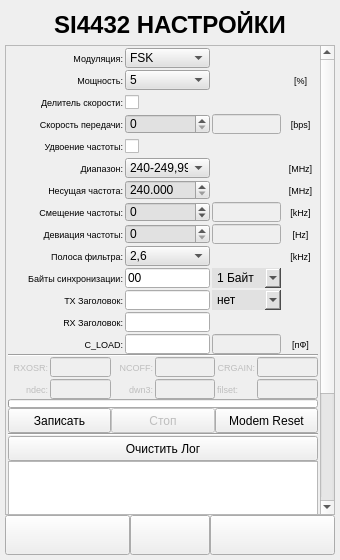
First picture: the form in ANDROID_FORMS/si4432_settings_form.ui, repository DavidSiegman/PLC_RF_Configurator, before the edit.
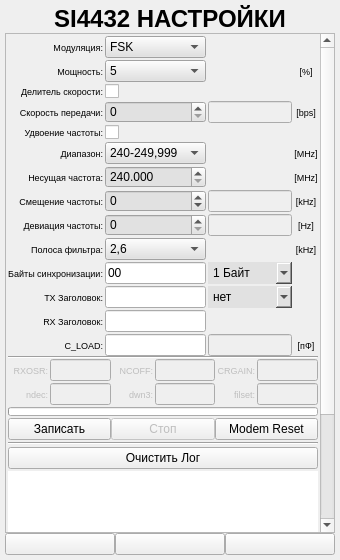
Second picture: the form after the edit. Icons and pictures are not drawn.

```diff
--- a/ANDROID_FORMS/si4432_settings_form.ui
+++ b/ANDROID_FORMS/si4432_settings_form.ui
@@ -35,7 +35,7 @@
       <number>0</number>
      </property>
      <item>
-      <widget class="QLabel" name="label_2">
+      <widget class="QLabel" name="label_1">
        <property name="sizePolicy">
         <sizepolicy hsizetype="Expanding" vsizetype="Minimum">
          <horstretch>0</horstretch>
@@ -45,7 +45,7 @@
        <property name="minimumSize">
         <size>
          <width>0</width>
-         <height>40</height>
+         <height>0</height>
         </size>
        </property>
        <property name="font">
@@ -78,14 +78,14 @@
       <property name="geometry">
        <rect>
         <x>0</x>
-        <y>-159</y>
+        <y>0</y>
         <width>311</width>
-        <height>623</height>
+        <height>647</height>
        </rect>
       </property>
       <layout class="QVBoxLayout" name="verticalLayout">
        <property name="spacing">
-        <number>0</number>
+        <number>2</number>
        </property>
        <property name="leftMargin">
         <number>2</number>
@@ -125,15 +125,15 @@
             <item row="4" column="0">
              <widget class="QLabel" name="label_51">
               <property name="sizePolicy">
-               <sizepolicy hsizetype="Maximum" vsizetype="Minimum">
+               <sizepolicy hsizetype="Expanding" vsizetype="Minimum">
                 <horstretch>0</horstretch>
                 <verstretch>0</verstretch>
                </sizepolicy>
               </property>
               <property name="minimumSize">
                <size>
-                <width>115</width>
-                <height>20</height>
+                <width>0</width>
+                <height>0</height>
                </size>
               </property>
               <property name="maximumSize">
@@ -169,8 +169,8 @@
               </property>
               <property name="minimumSize">
                <size>
-                <width>85</width>
-                <height>20</height>
+                <width>0</width>
+                <height>0</height>
                </size>
               </property>
               <property name="maximumSize">
@@ -202,8 +202,8 @@
               </property>
               <property name="minimumSize">
                <size>
-                <width>85</width>
-                <height>20</height>
+                <width>0</width>
+                <height>0</height>
                </size>
               </property>
               <property name="maximumSize">
@@ -228,15 +228,15 @@
             <item row="12" column="0">
              <widget class="QLabel" name="label_90">
               <property name="sizePolicy">
-               <sizepolicy hsizetype="Maximum" vsizetype="Minimum">
+               <sizepolicy hsizetype="Expanding" vsizetype="Minimum">
                 <horstretch>0</horstretch>
                 <verstretch>0</verstretch>
                </sizepolicy>
               </property>
               <property name="minimumSize">
                <size>
-                <width>115</width>
-                <height>20</height>
+                <width>0</width>
+                <height>0</height>
                </size>
               </property>
               <property name="maximumSize">
@@ -265,15 +265,15 @@
             <item row="10" column="2">
              <widget class="QComboBox" name="SNW_N">
               <property name="sizePolicy">
-               <sizepolicy hsizetype="Minimum" vsizetype="Minimum">
+               <sizepolicy hsizetype="Expanding" vsizetype="Minimum">
                 <horstretch>0</horstretch>
                 <verstretch>0</verstretch>
                </sizepolicy>
               </property>
               <property name="minimumSize">
                <size>
-                <width>55</width>
-                <height>20</height>
+                <width>0</width>
+                <height>0</height>
                </size>
               </property>
               <property name="maximumSize">
@@ -329,8 +329,8 @@
               </property>
               <property name="minimumSize">
                <size>
-                <width>85</width>
-                <height>20</height>
+                <width>0</width>
+                <height>0</height>
                </size>
               </property>
               <property name="maximumSize">
@@ -355,15 +355,15 @@
             <item row="11" column="2">
              <widget class="QComboBox" name="HEAD_N">
               <property name="sizePolicy">
-               <sizepolicy hsizetype="Minimum" vsizetype="Minimum">
+               <sizepolicy hsizetype="Expanding" vsizetype="Minimum">
                 <horstretch>0</horstretch>
                 <verstretch>0</verstretch>
                </sizepolicy>
               </property>
               <property name="minimumSize">
                <size>
-                <width>55</width>
-                <height>20</height>
+                <width>0</width>
+                <height>0</height>
                </size>
               </property>
               <property name="maximumSize">
@@ -414,15 +414,15 @@
             <item row="6" column="0">
              <widget class="QLabel" name="label_66">
               <property name="sizePolicy">
-               <sizepolicy hsizetype="Maximum" vsizetype="Minimum">
+               <sizepolicy hsizetype="Expanding" vsizetype="Minimum">
                 <horstretch>0</horstretch>
                 <verstretch>0</verstretch>
                </sizepolicy>
               </property>
               <property name="minimumSize">
                <size>
-                <width>115</width>
-                <height>20</height>
+                <width>0</width>
+                <height>0</height>
                </size>
               </property>
               <property name="maximumSize">
@@ -449,17 +449,17 @@
              </widget>
             </item>
             <item row="0" column="0">
-             <widget class="QLabel" name="label_43">
+             <widget class="QLabel" name="label_2">
               <property name="sizePolicy">
-               <sizepolicy hsizetype="Maximum" vsizetype="Minimum">
+               <sizepolicy hsizetype="Expanding" vsizetype="Minimum">
                 <horstretch>0</horstretch>
                 <verstretch>0</verstretch>
                </sizepolicy>
               </property>
               <property name="minimumSize">
                <size>
-                <width>115</width>
-                <height>20</height>
+                <width>0</width>
+                <height>0</height>
                </size>
               </property>
               <property name="maximumSize">
@@ -488,15 +488,15 @@
             <item row="8" column="0">
              <widget class="QLabel" name="label_80">
               <property name="sizePolicy">
-               <sizepolicy hsizetype="Maximum" vsizetype="Minimum">
+               <sizepolicy hsizetype="Expanding" vsizetype="Minimum">
                 <horstretch>0</horstretch>
                 <verstretch>0</verstretch>
                </sizepolicy>
               </property>
               <property name="minimumSize">
                <size>
-                <width>115</width>
-                <height>20</height>
+                <width>0</width>
+                <height>0</height>
                </size>
               </property>
               <property name="maximumSize">
@@ -525,15 +525,15 @@
             <item row="3" column="0">
              <widget class="QLabel" name="label_49">
               <property name="sizePolicy">
-               <sizepolicy hsizetype="Maximum" vsizetype="Minimum">
+               <sizepolicy hsizetype="Expanding" vsizetype="Minimum">
                 <horstretch>0</horstretch>
                 <verstretch>0</verstretch>
                </sizepolicy>
               </property>
               <property name="minimumSize">
                <size>
-                <width>115</width>
-                <height>20</height>
+                <width>0</width>
+                <height>0</height>
                </size>
               </property>
               <property name="maximumSize">
@@ -565,15 +565,15 @@
                <bool>false</bool>
               </property>
               <property name="sizePolicy">
-               <sizepolicy hsizetype="Minimum" vsizetype="Minimum">
+               <sizepolicy hsizetype="Expanding" vsizetype="Minimum">
                 <horstretch>0</horstretch>
                 <verstretch>0</verstretch>
                </sizepolicy>
               </property>
               <property name="minimumSize">
                <size>
-                <width>55</width>
-                <height>20</height>
+                <width>0</width>
+                <height>0</height>
                </size>
               </property>
               <property name="maximumSize">
@@ -599,15 +599,15 @@
             <item row="5" column="0">
              <widget class="QLabel" name="label_68">
               <property name="sizePolicy">
-               <sizepolicy hsizetype="Maximum" vsizetype="Minimum">
+               <sizepolicy hsizetype="Expanding" vsizetype="Minimum">
                 <horstretch>0</horstretch>
                 <verstretch>0</verstretch>
                </sizepolicy>
               </property>
               <property name="minimumSize">
                <size>
-                <width>115</width>
-                <height>20</height>
+                <width>0</width>
+                <height>0</height>
                </size>
               </property>
               <property name="maximumSize">
@@ -636,15 +636,15 @@
             <item row="7" column="3">
              <widget class="QLabel" name="label_79">
               <property name="sizePolicy">
-               <sizepolicy hsizetype="Maximum" vsizetype="Minimum">
+               <sizepolicy hsizetype="Expanding" vsizetype="Minimum">
                 <horstretch>0</horstretch>
                 <verstretch>0</verstretch>
                </sizepolicy>
               </property>
               <property name="minimumSize">
                <size>
-                <width>35</width>
-                <height>20</height>
+                <width>0</width>
+                <height>0</height>
                </size>
               </property>
               <property name="maximumSize">
@@ -673,15 +673,15 @@
             <item row="9" column="0">
              <widget class="QLabel" name="label_86">
               <property name="sizePolicy">
-               <sizepolicy hsizetype="Maximum" vsizetype="Minimum">
+               <sizepolicy hsizetype="Expanding" vsizetype="Minimum">
                 <horstretch>0</horstretch>
                 <verstretch>0</verstretch>
                </sizepolicy>
               </property>
               <property name="minimumSize">
                <size>
-                <width>115</width>
-                <height>20</height>
+                <width>0</width>
+                <height>0</height>
                </size>
               </property>
               <property name="maximumSize">
@@ -710,15 +710,15 @@
             <item row="1" column="3">
              <widget class="QLabel" name="label_81">
               <property name="sizePolicy">
-               <sizepolicy hsizetype="Maximum" vsizetype="Minimum">
+               <sizepolicy hsizetype="Expanding" vsizetype="Minimum">
                 <horstretch>0</horstretch>
                 <verstretch>0</verstretch>
                </sizepolicy>
               </property>
               <property name="minimumSize">
                <size>
-                <width>35</width>
-                <height>20</height>
+                <width>0</width>
+                <height>0</height>
                </size>
               </property>
               <property name="maximumSize">
@@ -747,15 +747,15 @@
             <item row="11" column="0">
              <widget class="QLabel" name="label_89">
               <property name="sizePolicy">
-               <sizepolicy hsizetype="Maximum" vsizetype="Minimum">
+               <sizepolicy hsizetype="Expanding" vsizetype="Minimum">
                 <horstretch>0</horstretch>
                 <verstretch>0</verstretch>
                </sizepolicy>
               </property>
               <property name="minimumSize">
                <size>
-                <width>115</width>
-                <height>20</height>
+                <width>0</width>
+                <height>0</height>
                </size>
               </property>
               <property name="maximumSize">
@@ -784,15 +784,15 @@
             <item row="6" column="3">
              <widget class="QLabel" name="label_84">
               <property name="sizePolicy">
-               <sizepolicy hsizetype="Maximum" vsizetype="Minimum">
+               <sizepolicy hsizetype="Expanding" vsizetype="Minimum">
                 <horstretch>0</horstretch>
                 <verstretch>0</verstretch>
                </sizepolicy>
               </property>
               <property name="minimumSize">
                <size>
-                <width>35</width>
-                <height>20</height>
+                <width>0</width>
+                <height>0</height>
                </size>
               </property>
               <property name="maximumSize">
@@ -828,8 +828,8 @@
               </property>
               <property name="minimumSize">
                <size>
-                <width>85</width>
-                <height>20</height>
+                <width>0</width>
+                <height>0</height>
                </size>
               </property>
               <property name="maximumSize">
@@ -873,8 +873,8 @@
               </property>
               <property name="minimumSize">
                <size>
-                <width>85</width>
-                <height>20</height>
+                <width>0</width>
+                <height>0</height>
                </size>
               </property>
               <property name="maximumSize">
@@ -909,8 +909,8 @@
               </property>
               <property name="minimumSize">
                <size>
-                <width>85</width>
-                <height>20</height>
+                <width>0</width>
+                <height>0</height>
                </size>
               </property>
               <property name="maximumSize">
@@ -938,15 +938,15 @@
             <item row="7" column="0">
              <widget class="QLabel" name="label_77">
               <property name="sizePolicy">
-               <sizepolicy hsizetype="Maximum" vsizetype="Minimum">
+               <sizepolicy hsizetype="Expanding" vsizetype="Minimum">
                 <horstretch>0</horstretch>
                 <verstretch>0</verstretch>
                </sizepolicy>
               </property>
               <property name="minimumSize">
                <size>
-                <width>115</width>
-                <height>20</height>
+                <width>0</width>
+                <height>0</height>
                </size>
               </property>
               <property name="maximumSize">
@@ -975,15 +975,15 @@
             <item row="8" column="3">
              <widget class="QLabel" name="label_82">
               <property name="sizePolicy">
-               <sizepolicy hsizetype="Maximum" vsizetype="Minimum">
+               <sizepolicy hsizetype="Expanding" vsizetype="Minimum">
                 <horstretch>0</horstretch>
                 <verstretch>0</verstretch>
                </sizepolicy>
               </property>
               <property name="minimumSize">
                <size>
-                <width>35</width>
-                <height>20</height>
+                <width>0</width>
+                <height>0</height>
                </size>
               </property>
               <property name="maximumSize">
@@ -1019,8 +1019,8 @@
               </property>
               <property name="minimumSize">
                <size>
-                <width>85</width>
-                <height>20</height>
+                <width>0</width>
+                <height>0</height>
                </size>
               </property>
               <property name="maximumSize">
@@ -1048,15 +1048,15 @@
             <item row="9" column="3">
              <widget class="QLabel" name="label_87">
               <property name="sizePolicy">
-               <sizepolicy hsizetype="Maximum" vsizetype="Minimum">
+               <sizepolicy hsizetype="Expanding" vsizetype="Minimum">
                 <horstretch>0</horstretch>
                 <verstretch>0</verstretch>
                </sizepolicy>
               </property>
               <property name="minimumSize">
                <size>
-                <width>35</width>
-                <height>20</height>
+                <width>0</width>
+                <height>0</height>
                </size>
               </property>
               <property name="maximumSize">
@@ -1085,15 +1085,15 @@
             <item row="10" column="0">
              <widget class="QLabel" name="label_88">
               <property name="sizePolicy">
-               <sizepolicy hsizetype="Maximum" vsizetype="Minimum">
+               <sizepolicy hsizetype="Expanding" vsizetype="Minimum">
                 <horstretch>0</horstretch>
                 <verstretch>0</verstretch>
                </sizepolicy>
               </property>
               <property name="minimumSize">
                <size>
-                <width>115</width>
-                <height>20</height>
+                <width>0</width>
+                <height>0</height>
                </size>
               </property>
               <property name="maximumSize">
@@ -1129,8 +1129,8 @@
               </property>
               <property name="minimumSize">
                <size>
-                <width>85</width>
-                <height>20</height>
+                <width>0</width>
+                <height>0</height>
                </size>
               </property>
               <property name="maximumSize">
@@ -1278,15 +1278,15 @@
                <bool>false</bool>
               </property>
               <property name="sizePolicy">
-               <sizepolicy hsizetype="Minimum" vsizetype="Minimum">
+               <sizepolicy hsizetype="Expanding" vsizetype="Minimum">
                 <horstretch>0</horstretch>
                 <verstretch>0</verstretch>
                </sizepolicy>
               </property>
               <property name="minimumSize">
                <size>
-                <width>55</width>
-                <height>20</height>
+                <width>0</width>
+                <height>0</height>
                </size>
               </property>
               <property name="maximumSize">
@@ -1319,8 +1319,8 @@
               </property>
               <property name="minimumSize">
                <size>
-                <width>85</width>
-                <height>20</height>
+                <width>0</width>
+                <height>0</height>
                </size>
               </property>
               <property name="maximumSize">
@@ -1348,15 +1348,15 @@
             <item row="1" column="0">
              <widget class="QLabel" name="label_45">
               <property name="sizePolicy">
-               <sizepolicy hsizetype="Maximum" vsizetype="Minimum">
+               <sizepolicy hsizetype="Expanding" vsizetype="Minimum">
                 <horstretch>0</horstretch>
                 <verstretch>0</verstretch>
                </sizepolicy>
               </property>
               <property name="minimumSize">
                <size>
-                <width>115</width>
-                <height>20</height>
+                <width>0</width>
+                <height>0</height>
                </size>
               </property>
               <property name="maximumSize">
@@ -1385,15 +1385,15 @@
             <item row="2" column="0">
              <widget class="QLabel" name="label_47">
               <property name="sizePolicy">
-               <sizepolicy hsizetype="Maximum" vsizetype="Minimum">
+               <sizepolicy hsizetype="Expanding" vsizetype="Minimum">
                 <horstretch>0</horstretch>
                 <verstretch>0</verstretch>
                </sizepolicy>
               </property>
               <property name="minimumSize">
                <size>
-                <width>115</width>
-                <height>20</height>
+                <width>0</width>
+                <height>0</height>
                </size>
               </property>
               <property name="maximumSize">
@@ -1429,8 +1429,8 @@
               </property>
               <property name="minimumSize">
                <size>
-                <width>85</width>
-                <height>20</height>
+                <width>0</width>
+                <height>0</height>
                </size>
               </property>
               <property name="maximumSize">
@@ -1461,15 +1461,15 @@
             <item row="3" column="3">
              <widget class="QLabel" name="label_67">
               <property name="sizePolicy">
-               <sizepolicy hsizetype="Maximum" vsizetype="Minimum">
+               <sizepolicy hsizetype="Expanding" vsizetype="Minimum">
                 <horstretch>0</horstretch>
                 <verstretch>0</verstretch>
                </sizepolicy>
               </property>
               <property name="minimumSize">
                <size>
-                <width>35</width>
-                <height>20</height>
+                <width>0</width>
+                <height>0</height>
                </size>
               </property>
               <property name="maximumSize">
@@ -1505,8 +1505,8 @@
               </property>
               <property name="minimumSize">
                <size>
-                <width>85</width>
-                <height>20</height>
+                <width>0</width>
+                <height>0</height>
                </size>
               </property>
               <property name="maximumSize">
@@ -1548,8 +1548,8 @@
               </property>
               <property name="minimumSize">
                <size>
-                <width>85</width>
-                <height>20</height>
+                <width>0</width>
+                <height>0</height>
                </size>
               </property>
               <property name="maximumSize">
@@ -1617,15 +1617,15 @@
                <bool>false</bool>
               </property>
               <property name="sizePolicy">
-               <sizepolicy hsizetype="Minimum" vsizetype="Minimum">
+               <sizepolicy hsizetype="Expanding" vsizetype="Minimum">
                 <horstretch>0</horstretch>
                 <verstretch>0</verstretch>
                </sizepolicy>
               </property>
               <property name="minimumSize">
                <size>
-                <width>55</width>
-                <height>20</height>
+                <width>0</width>
+                <height>0</height>
                </size>
               </property>
               <property name="maximumSize">
@@ -1651,15 +1651,15 @@
             <item row="5" column="3">
              <widget class="QLabel" name="label_83">
               <property name="sizePolicy">
-               <sizepolicy hsizetype="Maximum" vsizetype="Minimum">
+               <sizepolicy hsizetype="Expanding" vsizetype="Minimum">
                 <horstretch>0</horstretch>
                 <verstretch>0</verstretch>
                </sizepolicy>
               </property>
               <property name="minimumSize">
                <size>
-                <width>35</width>
-                <height>20</height>
+                <width>0</width>
+                <height>0</height>
                </size>
               </property>
               <property name="maximumSize">
@@ -1695,8 +1695,8 @@
               </property>
               <property name="minimumSize">
                <size>
-                <width>85</width>
-                <height>20</height>
+                <width>0</width>
+                <height>0</height>
                </size>
               </property>
               <property name="maximumSize">
@@ -2006,15 +2006,15 @@
             <item row="13" column="0">
              <widget class="QLabel" name="label_103">
               <property name="sizePolicy">
-               <sizepolicy hsizetype="Maximum" vsizetype="Minimum">
+               <sizepolicy hsizetype="Expanding" vsizetype="Minimum">
                 <horstretch>0</horstretch>
                 <verstretch>0</verstretch>
                </sizepolicy>
               </property>
               <property name="minimumSize">
                <size>
-                <width>115</width>
-                <height>20</height>
+                <width>0</width>
+                <height>0</height>
                </size>
               </property>
               <property name="maximumSize">
@@ -2050,8 +2050,8 @@
               </property>
               <property name="minimumSize">
                <size>
-                <width>85</width>
-                <height>20</height>
+                <width>0</width>
+                <height>0</height>
                </size>
               </property>
               <property name="maximumSize">
@@ -2079,15 +2079,15 @@
                <bool>false</bool>
               </property>
               <property name="sizePolicy">
-               <sizepolicy hsizetype="Minimum" vsizetype="Minimum">
+               <sizepolicy hsizetype="Expanding" vsizetype="Minimum">
                 <horstretch>0</horstretch>
                 <verstretch>0</verstretch>
                </sizepolicy>
               </property>
               <property name="minimumSize">
                <size>
-                <width>55</width>
-                <height>20</height>
+                <width>0</width>
+                <height>0</height>
                </size>
               </property>
               <property name="maximumSize">
@@ -2116,15 +2116,15 @@
             <item row="13" column="3">
              <widget class="QLabel" name="label_102">
               <property name="sizePolicy">
-               <sizepolicy hsizetype="Maximum" vsizetype="Minimum">
+               <sizepolicy hsizetype="Expanding" vsizetype="Minimum">
                 <horstretch>0</horstretch>
                 <verstretch>0</verstretch>
                </sizepolicy>
               </property>
               <property name="minimumSize">
                <size>
-                <width>35</width>
-                <height>20</height>
+                <width>0</width>
+                <height>0</height>
                </size>
               </property>
               <property name="maximumSize">
@@ -2170,7 +2170,7 @@
                <bool>false</bool>
               </property>
               <property name="sizePolicy">
-               <sizepolicy hsizetype="Maximum" vsizetype="Minimum">
+               <sizepolicy hsizetype="Expanding" vsizetype="Minimum">
                 <horstretch>0</horstretch>
                 <verstretch>0</verstretch>
                </sizepolicy>
@@ -2178,7 +2178,7 @@
               <property name="minimumSize">
                <size>
                 <width>40</width>
-                <height>20</height>
+                <height>0</height>
                </size>
               </property>
               <property name="maximumSize">
@@ -2210,7 +2210,7 @@
                <bool>false</bool>
               </property>
               <property name="sizePolicy">
-               <sizepolicy hsizetype="Maximum" vsizetype="Minimum">
+               <sizepolicy hsizetype="Expanding" vsizetype="Minimum">
                 <horstretch>0</horstretch>
                 <verstretch>0</verstretch>
                </sizepolicy>
@@ -2218,7 +2218,7 @@
               <property name="minimumSize">
                <size>
                 <width>0</width>
-                <height>20</height>
+                <height>0</height>
                </size>
               </property>
               <property name="maximumSize">
@@ -2247,7 +2247,7 @@
                <bool>false</bool>
               </property>
               <property name="sizePolicy">
-               <sizepolicy hsizetype="Maximum" vsizetype="Minimum">
+               <sizepolicy hsizetype="Expanding" vsizetype="Minimum">
                 <horstretch>0</horstretch>
                 <verstretch>0</verstretch>
                </sizepolicy>
@@ -2255,7 +2255,7 @@
               <property name="minimumSize">
                <size>
                 <width>0</width>
-                <height>20</height>
+                <height>0</height>
                </size>
               </property>
               <property name="maximumSize">
@@ -2284,7 +2284,7 @@
                <bool>false</bool>
               </property>
               <property name="sizePolicy">
-               <sizepolicy hsizetype="Maximum" vsizetype="Minimum">
+               <sizepolicy hsizetype="Expanding" vsizetype="Minimum">
                 <horstretch>0</horstretch>
                 <verstretch>0</verstretch>
                </sizepolicy>
@@ -2292,7 +2292,7 @@
               <property name="minimumSize">
                <size>
                 <width>0</width>
-                <height>20</height>
+                <height>0</height>
                </size>
               </property>
               <property name="maximumSize">
@@ -2324,7 +2324,7 @@
                <bool>false</bool>
               </property>
               <property name="sizePolicy">
-               <sizepolicy hsizetype="Maximum" vsizetype="Minimum">
+               <sizepolicy hsizetype="Expanding" vsizetype="Minimum">
                 <horstretch>0</horstretch>
                 <verstretch>0</verstretch>
                </sizepolicy>
@@ -2332,7 +2332,7 @@
               <property name="minimumSize">
                <size>
                 <width>0</width>
-                <height>20</height>
+                <height>0</height>
                </size>
               </property>
               <property name="maximumSize">
@@ -2361,7 +2361,7 @@
                <bool>false</bool>
               </property>
               <property name="sizePolicy">
-               <sizepolicy hsizetype="Maximum" vsizetype="Minimum">
+               <sizepolicy hsizetype="Expanding" vsizetype="Minimum">
                 <horstretch>0</horstretch>
                 <verstretch>0</verstretch>
                </sizepolicy>
@@ -2369,7 +2369,7 @@
               <property name="minimumSize">
                <size>
                 <width>40</width>
-                <height>20</height>
+                <height>0</height>
                </size>
               </property>
               <property name="maximumSize">
@@ -2401,7 +2401,7 @@
                <bool>false</bool>
               </property>
               <property name="sizePolicy">
-               <sizepolicy hsizetype="Maximum" vsizetype="Minimum">
+               <sizepolicy hsizetype="Expanding" vsizetype="Minimum">
                 <horstretch>0</horstretch>
                 <verstretch>0</verstretch>
                </sizepolicy>
@@ -2409,7 +2409,7 @@
               <property name="minimumSize">
                <size>
                 <width>0</width>
-                <height>20</height>
+                <height>0</height>
                </size>
               </property>
               <property name="maximumSize">
@@ -2438,7 +2438,7 @@
                <bool>false</bool>
               </property>
               <property name="sizePolicy">
-               <sizepolicy hsizetype="Maximum" vsizetype="Minimum">
+               <sizepolicy hsizetype="Expanding" vsizetype="Minimum">
                 <horstretch>0</horstretch>
                 <verstretch>0</verstretch>
                </sizepolicy>
@@ -2446,7 +2446,7 @@
               <property name="minimumSize">
                <size>
                 <width>40</width>
-                <height>20</height>
+                <height>0</height>
                </size>
               </property>
               <property name="maximumSize">
@@ -2478,7 +2478,7 @@
                <bool>false</bool>
               </property>
               <property name="sizePolicy">
-               <sizepolicy hsizetype="Maximum" vsizetype="Minimum">
+               <sizepolicy hsizetype="Expanding" vsizetype="Minimum">
                 <horstretch>0</horstretch>
                 <verstretch>0</verstretch>
                </sizepolicy>
@@ -2486,7 +2486,7 @@
               <property name="minimumSize">
                <size>
                 <width>0</width>
-                <height>20</height>
+                <height>0</height>
                </size>
               </property>
               <property name="maximumSize">
@@ -2515,7 +2515,7 @@
                <bool>false</bool>
               </property>
               <property name="sizePolicy">
-               <sizepolicy hsizetype="Maximum" vsizetype="Minimum">
+               <sizepolicy hsizetype="Expanding" vsizetype="Minimum">
                 <horstretch>0</horstretch>
                 <verstretch>0</verstretch>
                </sizepolicy>
@@ -2523,7 +2523,7 @@
               <property name="minimumSize">
                <size>
                 <width>0</width>
-                <height>20</height>
+                <height>0</height>
                </size>
               </property>
               <property name="maximumSize">
@@ -2552,7 +2552,7 @@
                <bool>false</bool>
               </property>
               <property name="sizePolicy">
-               <sizepolicy hsizetype="Maximum" vsizetype="Minimum">
+               <sizepolicy hsizetype="Expanding" vsizetype="Minimum">
                 <horstretch>0</horstretch>
                 <verstretch>0</verstretch>
                </sizepolicy>
@@ -2560,7 +2560,7 @@
               <property name="minimumSize">
                <size>
                 <width>40</width>
-                <height>20</height>
+                <height>0</height>
                </size>
               </property>
               <property name="maximumSize">
@@ -2592,7 +2592,7 @@
                <bool>false</bool>
               </property>
               <property name="sizePolicy">
-               <sizepolicy hsizetype="Maximum" vsizetype="Minimum">
+               <sizepolicy hsizetype="Expanding" vsizetype="Minimum">
                 <horstretch>0</horstretch>
                 <verstretch>0</verstretch>
                </sizepolicy>
@@ -2600,7 +2600,7 @@
               <property name="minimumSize">
                <size>
                 <width>0</width>
-                <height>20</height>
+                <height>0</height>
                </size>
               </property>
               <property name="maximumSize">
@@ -2664,7 +2664,7 @@
          <item>
           <widget class="QPushButton" name="Write">
            <property name="sizePolicy">
-            <sizepolicy hsizetype="Minimum" vsizetype="Minimum">
+            <sizepolicy hsizetype="Expanding" vsizetype="Minimum">
              <horstretch>0</horstretch>
              <verstretch>0</verstretch>
             </sizepolicy>
@@ -2672,7 +2672,7 @@
            <property name="minimumSize">
             <size>
              <width>0</width>
-             <height>25</height>
+             <height>0</height>
             </size>
            </property>
            <property name="font">
@@ -2691,7 +2691,7 @@
             <bool>false</bool>
            </property>
            <property name="sizePolicy">
-            <sizepolicy hsizetype="Minimum" vsizetype="Minimum">
+            <sizepolicy hsizetype="Expanding" vsizetype="Minimum">
              <horstretch>0</horstretch>
              <verstretch>0</verstretch>
             </sizepolicy>
@@ -2699,7 +2699,7 @@
            <property name="minimumSize">
             <size>
              <width>0</width>
-             <height>25</height>
+             <height>0</height>
             </size>
            </property>
            <property name="font">
@@ -2715,7 +2715,7 @@
          <item>
           <widget class="QPushButton" name="Reset">
            <property name="sizePolicy">
-            <sizepolicy hsizetype="Minimum" vsizetype="Minimum">
+            <sizepolicy hsizetype="Expanding" vsizetype="Minimum">
              <horstretch>0</horstretch>
              <verstretch>0</verstretch>
             </sizepolicy>
@@ -2723,7 +2723,7 @@
            <property name="minimumSize">
             <size>
              <width>0</width>
-             <height>25</height>
+             <height>0</height>
             </size>
            </property>
            <property name="font">
@@ -2747,10 +2747,16 @@
        </item>
        <item>
         <widget class="QPushButton" name="ClearConsole">
+         <property name="sizePolicy">
+          <sizepolicy hsizetype="Expanding" vsizetype="Minimum">
+           <horstretch>0</horstretch>
+           <verstretch>0</verstretch>
+          </sizepolicy>
+         </property>
          <property name="minimumSize">
           <size>
            <width>0</width>
-           <height>25</height>
+           <height>0</height>
           </size>
          </property>
          <property name="font">
@@ -2777,6 +2783,9 @@
            <pointsize>7</pointsize>
           </font>
          </property>
+         <property name="styleSheet">
+          <string notr="true">border: none;</string>
+         </property>
         </widget>
        </item>
       </layout>
@@ -2791,7 +2800,7 @@
      <item>
       <widget class="QPushButton" name="Back">
        <property name="sizePolicy">
-        <sizepolicy hsizetype="Minimum" vsizetype="Minimum">
+        <sizepolicy hsizetype="Expanding" vsizetype="Minimum">
          <horstretch>0</horstretch>
          <verstretch>0</verstretch>
         </sizepolicy>
@@ -2799,7 +2808,13 @@
        <property name="minimumSize">
         <size>
          <width>0</width>
-         <height>40</height>
+         <height>0</height>
+        </size>
+       </property>
+       <property name="maximumSize">
+        <size>
+         <width>16777215</width>
+         <height>16777215</height>
         </size>
        </property>
        <property name="text">
@@ -2820,7 +2835,7 @@
      <item>
       <widget class="QPushButton" name="btnSettings">
        <property name="sizePolicy">
-        <sizepolicy hsizetype="Minimum" vsizetype="Minimum">
+        <sizepolicy hsizetype="Expanding" vsizetype="Minimum">
          <horstretch>0</horstretch>
          <verstretch>0</verstretch>
         </sizepolicy>
@@ -2828,12 +2843,12 @@
        <property name="minimumSize">
         <size>
          <width>40</width>
-         <height>40</height>
+         <height>0</height>
         </size>
        </property>
        <property name="maximumSize">
         <size>
-         <width>80</width>
+         <width>16777215</width>
          <height>16777215</height>
         </size>
        </property>
@@ -2858,7 +2873,7 @@
      <item>
       <widget class="QPushButton" name="Next">
        <property name="sizePolicy">
-        <sizepolicy hsizetype="Minimum" vsizetype="Minimum">
+        <sizepolicy hsizetype="Expanding" vsizetype="Minimum">
          <horstretch>0</horstretch>
          <verstretch>0</verstretch>
         </sizepolicy>
@@ -2866,7 +2881,13 @@
        <property name="minimumSize">
         <size>
          <width>0</width>
-         <height>40</height>
+         <height>0</height>
+        </size>
+       </property>
+       <property name="maximumSize">
+        <size>
+         <width>16777215</width>
+         <height>16777215</height>
         </size>
        </property>
        <property name="text">
```
Left out of the diff: 54 changed lines with no effect on the pictures.
